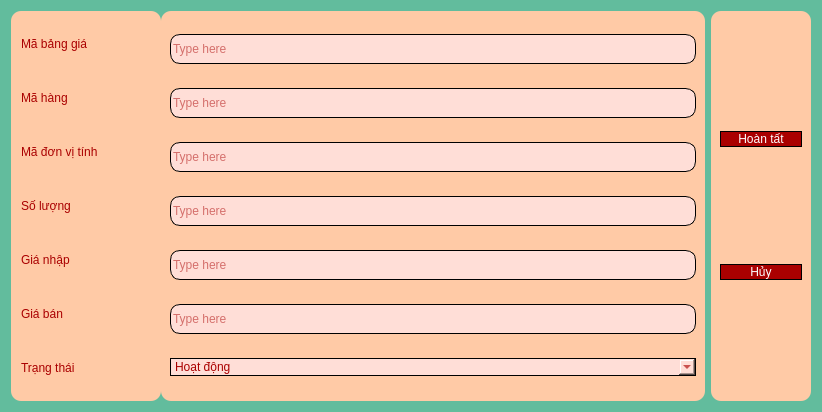
Above: Intern/User_Interface/EnterBG.ui from buivantai2303/PyQT-GroceryStore before the change. Below: the same form after it.
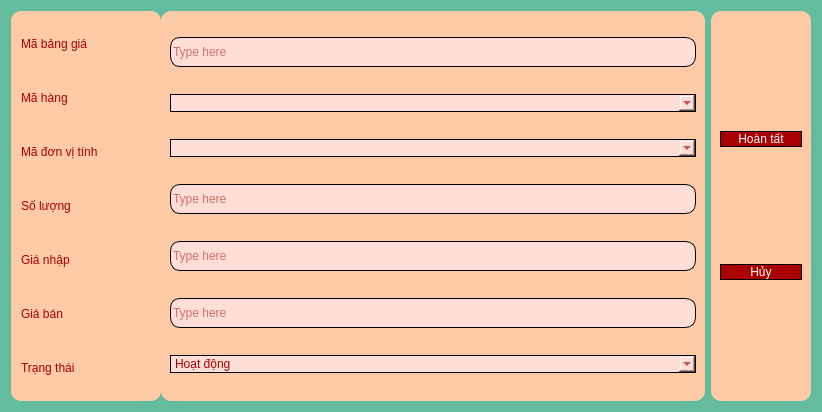
That is the form after the change.

What changed in the file:
```diff
--- a/Intern/User_Interface/EnterBG.ui
+++ b/Intern/User_Interface/EnterBG.ui
@@ -154,13 +154,7 @@
          </widget>
         </item>
         <item>
-         <widget class="QLineEdit" name="EnterBG_MaHang">
-          <property name="minimumSize">
-           <size>
-            <width>0</width>
-            <height>30</height>
-           </size>
-          </property>
+         <widget class="QComboBox" name="comboBox_2">
           <property name="styleSheet">
            <string notr="true">
 background-color: rgb(255, 222, 215);
@@ -169,22 +163,10 @@
 border-radius: 10px;
 </string>
           </property>
-          <property name="text">
-           <string/>
-          </property>
-          <property name="placeholderText">
-           <string>Type here</string>
-          </property>
          </widget>
         </item>
         <item>
-         <widget class="QLineEdit" name="EnterBG_MaDVT">
-          <property name="minimumSize">
-           <size>
-            <width>0</width>
-            <height>30</height>
-           </size>
-          </property>
+         <widget class="QComboBox" name="comboBox">
           <property name="styleSheet">
            <string notr="true">
 background-color: rgb(255, 222, 215);
@@ -193,12 +175,6 @@
 border-radius: 10px;
 </string>
           </property>
-          <property name="text">
-           <string/>
-          </property>
-          <property name="placeholderText">
-           <string>Type here</string>
-          </property>
          </widget>
         </item>
         <item>
```
